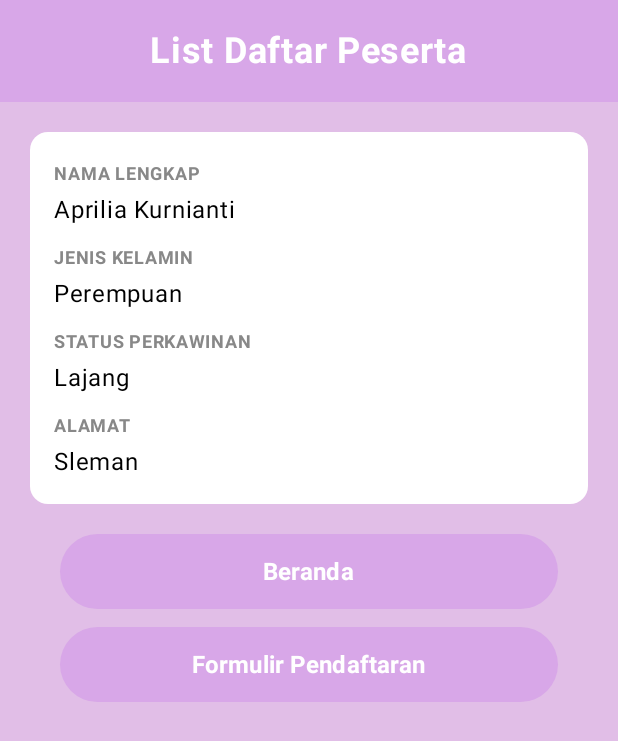
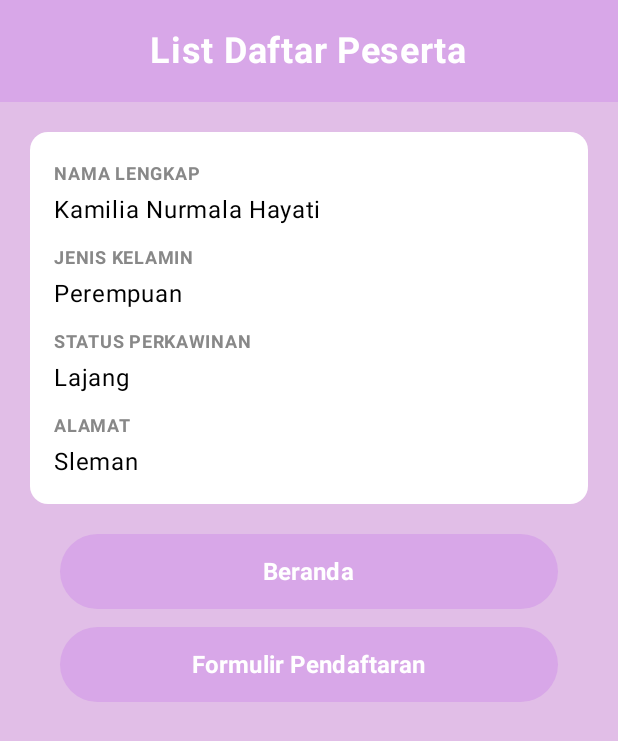
Before and after one commit to KamiliaNurmala/QuestNavigasTugas_108, an Android app built with Jetpack Compose: the ListScreen screen opened through its navigation route, on a phone screen of 412 x 824 dp. Shown: the top 741 px of the screen. Run offline under Robolectric (Android 15) with nearby library versions, the phone set to English and light mode, and no system bars.

```diff
--- a/app/src/main/java/com/example/praktikum7/view/ListScreen.kt
+++ b/app/src/main/java/com/example/praktikum7/view/ListScreen.kt
@@ -57,11 +57,11 @@ fun ListScreen(
             Column(
                 modifier = Modifier.padding(dimensionResource(R.dimen.padding_card))
             ) {
-                DataField(label = stringResource(R.string.nama_lengkap), value = "Aprilia Kurnianti")
+                DataField(label = stringResource(R.string.nama_lengkap), value = stringResource(R.string.nama_mahasiswa))
                 Spacer(modifier = Modifier.height(dimensionResource(R.dimen.spacing_small)))
-                DataField(label = stringResource(R.string.jenis_kelamin), value = "Perempuan")
+                DataField(label = stringResource(R.string.jenis_kelamin), value = stringResource(R.string.perempuan))
                 Spacer(modifier = Modifier.height(dimensionResource(R.dimen.spacing_small)))
-                DataField(label = stringResource(R.string.status_perkawinan), value = "Lajang")
+                DataField(label = stringResource(R.string.status_perkawinan), value = stringResource(R.string.lajang))
                 Spacer(modifier = Modifier.height(dimensionResource(R.dimen.spacing_small)))
                 DataField(label = stringResource(R.string.alamat), value = "Sleman")
             }
--- a/app/src/main/java/com/example/praktikum7/view/SplashScreen.kt
+++ b/app/src/main/java/com/example/praktikum7/view/SplashScreen.kt
@@ -3,6 +3,7 @@ package com.example.praktikum7.view
 import androidx.compose.foundation.Image
 import androidx.compose.foundation.background
 import androidx.compose.foundation.layout.*
+import androidx.compose.foundation.shape.CircleShape
 import androidx.compose.foundation.shape.RoundedCornerShape
 import androidx.compose.material3.Button
 import androidx.compose.material3.ButtonDefaults
@@ -10,6 +11,7 @@ import androidx.compose.material3.Text
 import androidx.compose.runtime.Composable
 import androidx.compose.ui.Alignment
 import androidx.compose.ui.Modifier
+import androidx.compose.ui.draw.clip
 import androidx.compose.ui.graphics.Color
 import androidx.compose.ui.res.dimensionResource
 import androidx.compose.ui.res.painterResource
@@ -43,7 +45,9 @@ fun SplashScreen(
         Image(
             painter = painterResource(id = R.drawable.download),
             contentDescription = null,
-            modifier = Modifier.size(150.dp)
+            modifier = Modifier
+                .size(150.dp)
+                .clip(CircleShape)
         )
 
         Spacer(modifier = Modifier.height(dimensionResource(R.dimen.padding_medium)))
```
Also changed, not shown: app/src/main/res/drawable/download.jpg, app/src/main/res/logo_cardist/download.jpg (deleted).
